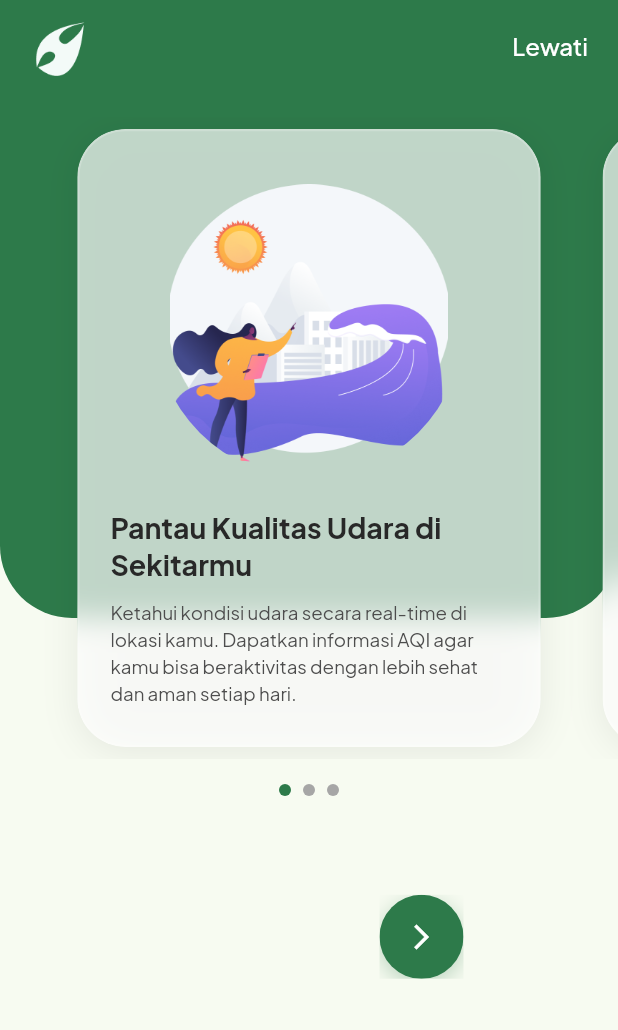
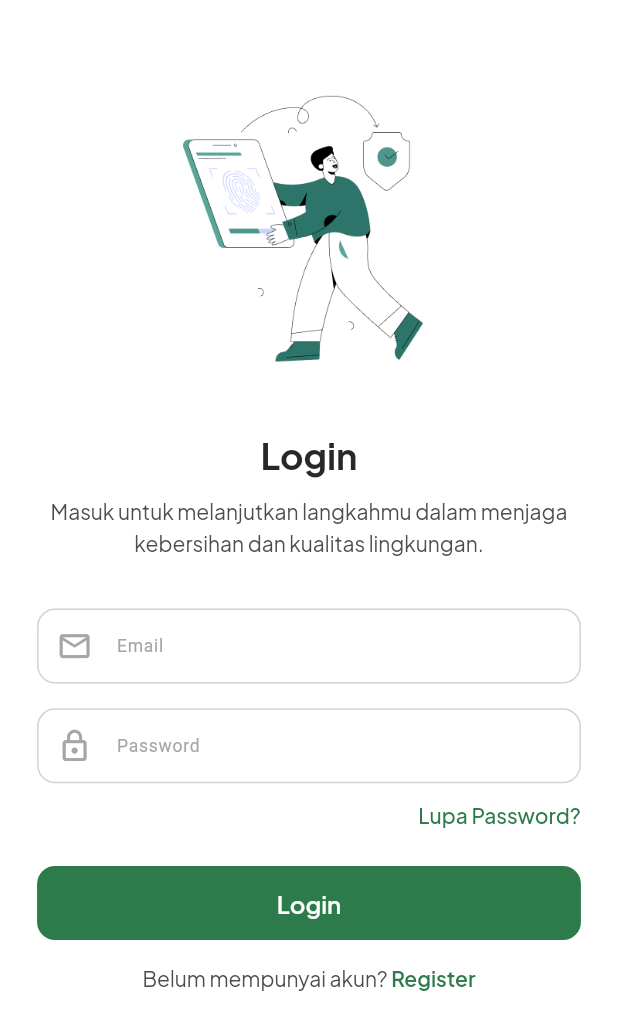
Before and after one commit to petelpop/HijauIn-Frontend-Mobile, a Flutter app: the screen it shows after launch, after a tap on "Lewati", on a phone screen of 412 x 824 dp. Shown: the top 1030 px of the screen. Run offline on Flutter 3.47's test engine with Material 3 defaults, Android fonts, the phone set to English and light mode, and no system bars; our stand-ins replace another_flushbar, bloc, dio, equatable, flutter_bloc, go_router and 4 more.

Commit message:
[feat] : slicing login page UI

```diff
--- /dev/null
+++ b/lib/common/auth_form.dart
@@ -0,0 +1,104 @@
+import 'package:flutter/material.dart';
+import 'package:hijauin_frontend_mobile/common/colors.dart';
+import 'package:hijauin_frontend_mobile/common/primary_text.dart';
+import 'package:sizer/sizer.dart';
+
+class AuthForm extends StatefulWidget {
+  final String hintText;
+  final IconData prefixIcon;
+  final TextEditingController controller;
+  final bool isPassword;
+  final TextInputType keyboardType;
+  final String? Function(String?)? validator;
+
+  const AuthForm({
+    super.key,
+    required this.hintText,
+    required this.prefixIcon,
+    required this.controller,
+    this.isPassword = false,
+    this.keyboardType = TextInputType.text,
+    this.validator,
+  });
+
+  @override
+  State<AuthForm> createState() => _AuthFormState();
+}
+
+class _AuthFormState extends State<AuthForm> {
+  String? errorMessage;
+
+  @override
+  Widget build(BuildContext context) {
+    return Column(
+      crossAxisAlignment: CrossAxisAlignment.start,
+      children: [
+        Container(
+          decoration: BoxDecoration(
+            color: whiteColor,
+            borderRadius: BorderRadius.circular(12),
+            border: Border.all(
+              color: errorMessage != null ? tidakSehatBColor600 : neutralAccent2,
+              width: 1,
+            ),
+          ),
+          child: TextFormField(
+            controller: widget.controller,
+            obscureText: widget.isPassword,
+            keyboardType: widget.keyboardType,
+            validator: (value) {
+              final error = widget.validator?.call(value);
+              setState(() {
+                errorMessage = error;
+              });
+              return error;
+            },
+            onChanged: (value) {
+              if (errorMessage != null) {
+                setState(() {
+                  errorMessage = widget.validator?.call(value);
+                });
+              }
+            },
+            style: TextStyle(
+              fontSize: 14.sp,
+              color: neutralDefault,
+              fontWeight: FontWeight.w400,
+            ),
+            decoration: InputDecoration(
+              hintText: widget.hintText,
+              hintStyle: TextStyle(
+                fontSize: 14.sp,
+                color: neutralAccent1,
+                fontWeight: FontWeight.w400,
+              ),
+              prefixIcon: Icon(
+                widget.prefixIcon,
+                color: errorMessage != null ? tidakSehatBColor600 : neutralAccent1,
+                size: 20.sp,
+              ),
+              border: InputBorder.none,
+              contentPadding: EdgeInsets.symmetric(
+                horizontal: 4.w,
+                vertical: 1.8.h,
+              ),
+              errorStyle: const TextStyle(height: 0, fontSize: 0),
+            ),
+          ),
+        ),
+        if (errorMessage != null) ...[
+          SizedBox(height: 0.8.h),
+          Padding(
+            padding: EdgeInsets.only(left: 2.w),
+            child: PrimaryText(
+              text: errorMessage!,
+              fontSize: 12,
+              fontWeight: FontWeight.w400,
+              color: redColor,
+            ),
+          ),
+        ],
+      ],
+    );
+  }
+}
--- a/lib/common/colors.dart
+++ b/lib/common/colors.dart
@@ -9,6 +9,7 @@ Color neutralAccent1 = const Color(0xFFA6A6A6);
 Color neutralAccent2 = const Color(0xFFD2D2D2);
 Color neutralGray = const Color(0xFFE9E9E9);
 Color neutralLight = const Color(0xFFF4F4F4);
+Color redColor = const Color(0xFFFF0000);
 
 // primary colors
 Color primaryColor100 = const Color(0xFFD7F0EA);
--- a/lib/common/constants.dart
+++ b/lib/common/constants.dart
@@ -6,4 +6,5 @@ class Constants {
   static const String imagePath = "assets/images";
   static const String imgOnboarding1 = "$imagePath/img_onboarding_1.png";
   static const String imgOnboarding2 = "$imagePath/img_onboarding_2.png";
+  static const String imgLoginVector = "$imagePath/img_login_vector.png";
 }
--- /dev/null
+++ b/lib/features/auth/presentation/cubit/login/login_cubit.dart
@@ -0,0 +1,8 @@
+import 'package:bloc/bloc.dart';
+import 'package:equatable/equatable.dart';
+
+part 'login_state.dart';
+
+class LoginCubit extends Cubit<LoginState> {
+  LoginCubit() : super(LoginInitial());
+}
--- /dev/null
+++ b/lib/features/auth/presentation/cubit/login/login_state.dart
@@ -0,0 +1,10 @@
+part of 'login_cubit.dart';
+
+sealed class LoginState extends Equatable {
+  const LoginState();
+
+  @override
+  List<Object> get props => [];
+}
+
+final class LoginInitial extends LoginState {}
--- /dev/null
+++ b/lib/features/auth/presentation/views/login_page.dart
@@ -0,0 +1,194 @@
+import 'package:flutter/material.dart';
+import 'package:hijauin_frontend_mobile/common/auth_form.dart';
+import 'package:hijauin_frontend_mobile/common/colors.dart';
+import 'package:hijauin_frontend_mobile/common/primary_button.dart';
+import 'package:hijauin_frontend_mobile/common/primary_text.dart';
+import 'package:sizer/sizer.dart';
+
+class LoginPage extends StatefulWidget {
+  static const String routeName = "login-page";
+  const LoginPage({super.key});
+
+  @override
+  State<LoginPage> createState() => _LoginPageState();
+}
+
+class _LoginPageState extends State<LoginPage> {
+  final TextEditingController _emailController = TextEditingController();
+  final TextEditingController _passwordController = TextEditingController();
+  final _formKey = GlobalKey<FormState>();
+
+  @override
+  void dispose() {
+    _emailController.dispose();
+    _passwordController.dispose();
+    super.dispose();
+  }
+
+  @override
+  Widget build(BuildContext context) {
+    return Scaffold(
+      backgroundColor: whiteColor,
+      body: SafeArea(
+        child: SingleChildScrollView(
+          child: Padding(
+            padding: EdgeInsets.symmetric(horizontal: 6.w),
+            child: Form(
+              key: _formKey,
+              child: Column(
+                crossAxisAlignment: CrossAxisAlignment.center,
+                children: [
+                  SizedBox(height: 6.h),
+
+                  Center(
+                    child: Image.asset(
+                      'assets/images/img_login_vector.png',
+                      width: 50.w,
+                      height: 50.w,
+                      fit: BoxFit.contain,
+                      errorBuilder: (context, error, stackTrace) {
+                        return Icon(
+                          Icons.person_outline,
+                          size: 40.w,
+                          color: primaryColor600,
+                        );
+                      },
+                    ),
+                  ),
+
+                  SizedBox(height: 4.h),
+
+                  PrimaryText(
+                    text: 'Login',
+                    fontSize: 24,
+                    fontWeight: FontWeight.w700,
+                    color: neutralDefault,
+                  ),
+
+                  SizedBox(height: 1.5.h),
+
+                  Padding(
+                    padding: EdgeInsets.symmetric(horizontal: 2.w),
+                    child: PrimaryText(
+                      text: 'Masuk untuk melanjutkan langkahmu dalam menjaga kebersihan dan kualitas lingkungan.',
+                      fontSize: 14,
+                      fontWeight: FontWeight.w400,
+                      color: neutralSecondary,
+                      textAlign: TextAlign.center,
+                      lineHeight: 1.5,
+                    ),
+                  ),
+
+                  SizedBox(height: 4.h),
+
+                  // Email Form
+                  AuthForm(
+                    hintText: 'Email',
+                    prefixIcon: Icons.email_outlined,
+                    controller: _emailController,
+                    keyboardType: TextInputType.emailAddress,
+                    validator: (value) {
+                      if (value == null || value.isEmpty) {
+                        return 'Email tidak boleh kosong';
+                      }
+                      if (!value.contains('@')) {
+                        return 'Email tidak valid';
+                      }
+                      return null;
+                    },
+                  ),
+
+                  SizedBox(height: 2.h),
+
+                  // Password Form
+                  AuthForm(
+                    hintText: 'Password',
+                    prefixIcon: Icons.lock_outline,
+                    controller: _passwordController,
+                    isPassword: true,
+                    validator: (value) {
+                      if (value == null || value.isEmpty) {
+                        return 'Password tidak boleh kosong';
+                      }
+                      if (value.length < 6) {
+                        return 'Password minimal 6 karakter';
+                      }
+                      return null;
+                    },
+                  ),
+
+                  SizedBox(height: 1.5.h),
+
+                  // Lupa Password
+                  Align(
+                    alignment: Alignment.centerRight,
+                    child: GestureDetector(
+                      onTap: () {
+                        // Navigate to forgot password
+                      },
+                      child: PrimaryText(
+                        text: 'Lupa Password?',
+                        fontSize: 14,
+                        fontWeight: FontWeight.w500,
+                        color: primaryColor600,
+                      ),
+                    ),
+                  ),
+
+                  SizedBox(height: 3.h),
+
+                  // Login Button
+                  PrimaryButton(
+                    text: 'Login',
+                    function: () {
+                      if (_formKey.currentState!.validate()) {
+                        // Handle login
+                        print('Email: ${_emailController.text}');
+                        print('Password: ${_passwordController.text}');
+                      }
+                    },
+                    width: double.infinity,
+                    height: 6.h,
+                    backgroundColor: primaryColor600,
+                    textColor: whiteColor,
+                    fontSize: 16,
+                    fontWeight: FontWeight.w600,
+                    borderRadius: 12,
+                  ),
+
+                  SizedBox(height: 2.h),
+
+                  // Register Link
+                  Row(
+                    mainAxisAlignment: MainAxisAlignment.center,
+                    children: [
+                      PrimaryText(
+                        text: 'Belum mempunyai akun? ',
+                        fontSize: 14,
+                        fontWeight: FontWeight.w400,
+                        color: neutralSecondary,
+                      ),
+                      GestureDetector(
+                        onTap: () {
+                          // Navigate to register
+                        },
+                        child: PrimaryText(
+                          text: 'Register',
+                          fontSize: 14,
+                          fontWeight: FontWeight.w600,
+                          color: primaryColor600,
+                        ),
+                      ),
+                    ],
+                  ),
+
+                  SizedBox(height: 4.h),
+                ],
+              ),
+            ),
+          ),
+        ),
+      ),
+    );
+  }
+}
--- a/lib/features/onboarding/presentation/views/onboarding_page.dart
+++ b/lib/features/onboarding/presentation/views/onboarding_page.dart
@@ -1,8 +1,10 @@
 import 'package:flutter/material.dart';
 import 'package:flutter_bloc/flutter_bloc.dart';
+import 'package:go_router/go_router.dart';
 import 'package:hijauin_frontend_mobile/common/colors.dart';
 import 'package:hijauin_frontend_mobile/common/constants.dart';
 import 'package:hijauin_frontend_mobile/common/primary_text.dart';
+import 'package:hijauin_frontend_mobile/features/auth/presentation/views/login_page.dart';
 import 'package:hijauin_frontend_mobile/features/onboarding/data/models/onboarding_model.dart';
 import 'package:hijauin_frontend_mobile/features/onboarding/presentation/components/onboarding_card.dart';
 import 'package:hijauin_frontend_mobile/features/onboarding/presentation/components/onboarding_dots.dart';
@@ -62,7 +64,8 @@ class OnboardingView extends StatelessWidget {
                   crossAxisAlignment: CrossAxisAlignment.center,
                   children: [
                     Padding(
-                      padding: const EdgeInsets.symmetric(horizontal: 20, vertical: 10),
+                      padding: const EdgeInsets.symmetric(
+                          horizontal: 20, vertical: 10),
                       child: Row(
                         mainAxisAlignment: MainAxisAlignment.spaceBetween,
                         children: [
@@ -72,7 +75,7 @@ class OnboardingView extends StatelessWidget {
                           ),
                           GestureDetector(
                             onTap: () {
-
+                              context.pushNamed(LoginPage.routeName);
                             },
                             child: PrimaryText(
                               text: "Lewati",
@@ -117,7 +120,7 @@ class OnboardingView extends StatelessWidget {
                       onPrevious: () => cubit.previousPage(),
                       onNext: () {
                         if (state.isLastPage) {
-
+                          context.pushNamed(LoginPage.routeName);
                         } else {
                           cubit.nextPage();
                         }
--- a/lib/utils/route.dart
+++ b/lib/utils/route.dart
@@ -1,4 +1,5 @@
 import 'package:go_router/go_router.dart';
+import 'package:hijauin_frontend_mobile/features/auth/presentation/views/login_page.dart';
 import 'package:hijauin_frontend_mobile/features/onboarding/presentation/views/onboarding_page.dart';
 import 'package:hijauin_frontend_mobile/features/splash/presentation/views/splash_page.dart';
 
@@ -17,5 +18,11 @@ class AppRoute {
         builder: (context, state) {
           return const OnboardingPage();
         }),
+        GoRoute(
+        path: '/${LoginPage.routeName}',
+        name: LoginPage.routeName,
+        builder: (context, state) {
+          return const LoginPage();
+        },)
   ]);
 }
```
Also changed, not shown: assets/images/img_login_vector.png (added).
